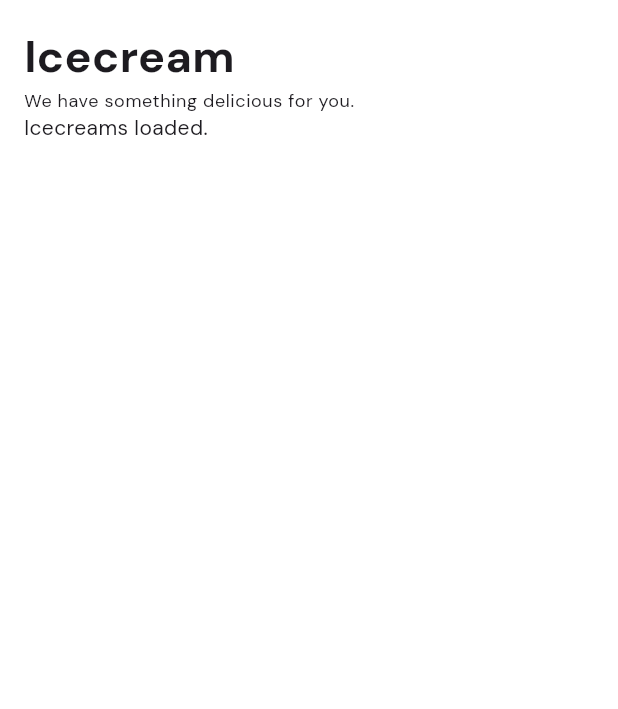
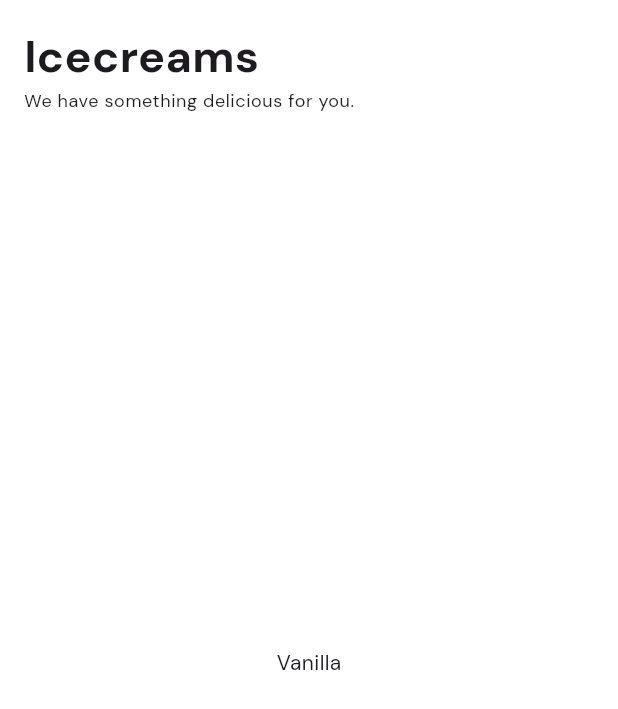
Before and after one commit to Sahil-pillania/calculator_flutter, a Flutter app: the screen it shows after launch, on a phone screen of 412 x 824 dp. Shown: the top 709 px of the screen. Run offline on Flutter 3.47's test engine with Material 3 defaults, Android fonts, the phone set to English and light mode, and no system bars; our stand-ins replace google_fonts.

```diff
--- a/lib/icecream/views/icecream.dart
+++ b/lib/icecream/views/icecream.dart
@@ -3,28 +3,22 @@ import "dart:convert";
 import "package:flutter/material.dart";
 import "package:flutter/services.dart";
 
-class Icecream_view extends StatefulWidget {
-  const Icecream_view({super.key});
+class Icecream_view extends StatelessWidget {
+  Icecream_view({super.key});
 
-  @override
-  State<Icecream_view> createState() => _Icecream_viewState();
-}
+  // @override
+  // void initState() {
+  //   loadIcecreams();
 
-class _Icecream_viewState extends State<Icecream_view> {
-  Map<String, dynamic>? decodedIcecreams;
+  //   super.initState();
+  // }
 
-  @override
-  void initState() {
-    loadIcecreams();
-
-    super.initState();
-  }
-
-  Future<void> loadIcecreams() async {
+  Future<Map<String, dynamic>> loadIcecreams() async {
     final rawIcecream = await rootBundle.loadString("assets/icecream.json");
-    decodedIcecreams = jsonDecode(rawIcecream);
-    print(decodedIcecreams);
-    setState(() {});
+    final decodedIcecreams = jsonDecode(rawIcecream);
+    // print(decodedIcecreams);
+    await Future.delayed(const Duration(seconds: 3));
+    return decodedIcecreams;
   }
 
   @override
@@ -33,17 +27,34 @@ class _Icecream_viewState extends State<Icecream_view> {
       padding: const EdgeInsets.all(16.0),
       child: Column(crossAxisAlignment: CrossAxisAlignment.start, children: [
         Text(
-          "Icecream",
+          "Icecreams",
           style: TextStyle(fontSize: 30, fontWeight: FontWeight.bold),
         ),
         Text(
           "We have something delicious for you.",
           style: Theme.of(context).textTheme.bodySmall,
         ),
-        if (decodedIcecreams != null)
-          const Text("Icecreams loaded.")
-        else
-          Center(child: const CircularProgressIndicator.adaptive())
+        Expanded(
+            child: Center(
+          child: Column(
+            crossAxisAlignment: CrossAxisAlignment.center,
+            mainAxisAlignment: MainAxisAlignment.center,
+            children: [
+              FutureBuilder(
+                  future: loadIcecreams(),
+                  builder: (context, snapshot) {
+                    if (snapshot.connectionState == ConnectionState.done) {
+                      final icecreams = snapshot.data as Map<String, dynamic>;
+
+                      return Text(icecreams["icecreams"][0]["flavor"]);
+                    } else {
+                      return const Center(
+                          child: CircularProgressIndicator.adaptive());
+                    }
+                  }),
+            ],
+          ),
+        ))
       ]),
     );
   }
```
